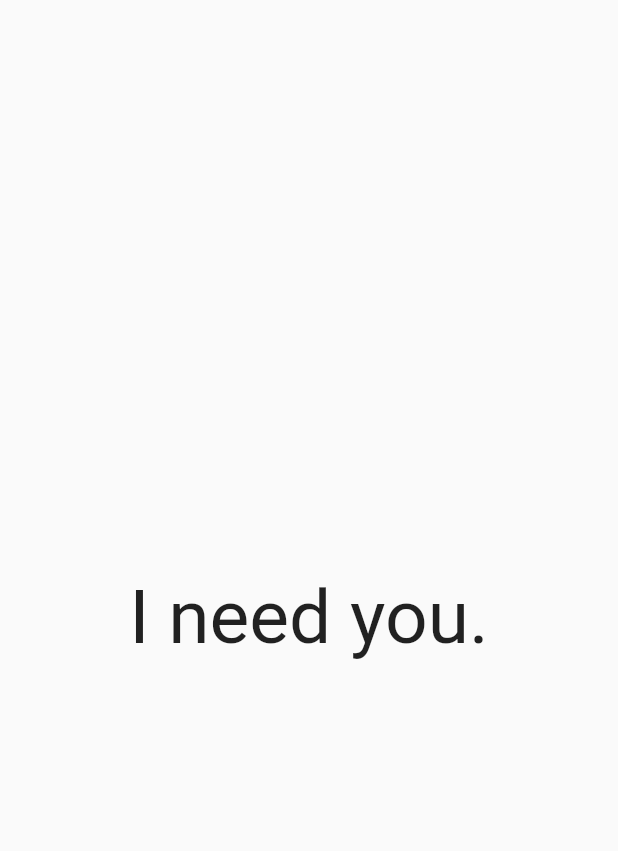
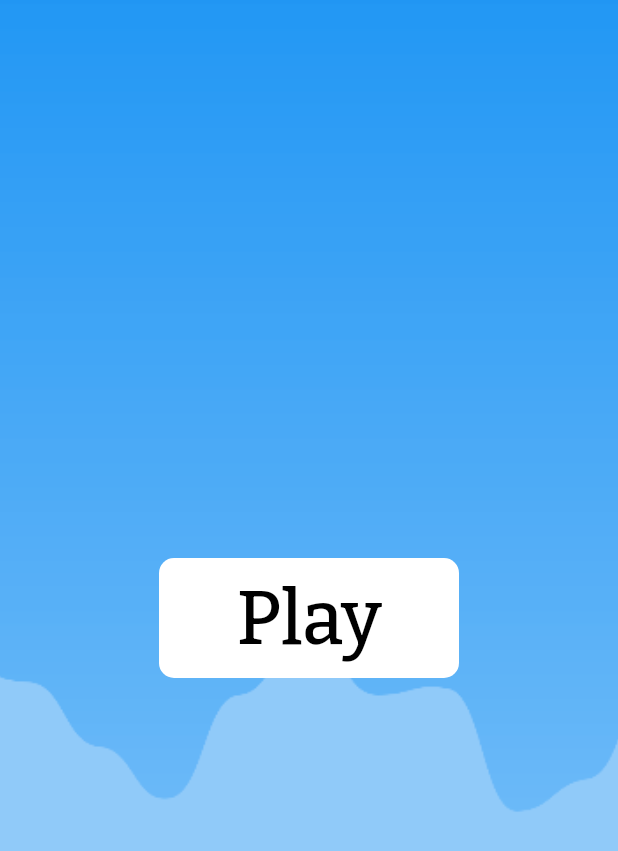
Before and after one commit to RioRocker97/CN312_BrainGame, a Flutter app: the screen it shows after launch, on a phone screen of 412 x 824 dp. Shown: the top 851 px of the screen. Run offline on Flutter 3.47's test engine with Material 2 defaults, Android fonts, the phone set to English and light mode, and no system bars; our stand-ins replace google_fonts.

Commit message:
Ongoing 1

```diff
--- a/lib/main.dart
+++ b/lib/main.dart
@@ -1,7 +1,8 @@
 import 'package:flutter/material.dart';
 import 'package:brain_response_6010613518/page/MainPage.dart';
 
-void main() => runApp( MaterialApp(home: MyApp()));
+void main() => runApp(
+    MaterialApp(home: MyApp()));
 
 class MyApp extends StatelessWidget{
   @override
--- a/lib/page/MainPage.dart
+++ b/lib/page/MainPage.dart
@@ -1,6 +1,7 @@
+import 'package:brain_response_6010613518/widget/myWidget.dart';
 import 'package:flutter/cupertino.dart';
 import 'package:flutter/material.dart';
-
+import 'package:brain_response_6010613518/backend/routing.dart';
 class MainPage extends StatefulWidget{
   @override
   State<StatefulWidget> createState() {
@@ -11,10 +12,18 @@ class MainPage extends StatefulWidget{
 class MainPageState extends State<MainPage>{
   @override
   Widget build(BuildContext context) {
-    // TODO: implement build
+    double w = MediaQuery.of(context).size.width;
+    double h = MediaQuery.of(context).size.height;
     return Scaffold(
       body: Center(
-        child: Text("I need you.",style: TextStyle(fontSize: 50.0),),
+        child: myContainer(
+          path: "public/TestBG.png",
+          myWidget: myButton(word: "Play",func :(){
+            setState(() {
+              mainRoute(context);
+            });
+          },wordCol: Colors.black,butCol: Colors.white,minWideBut: 200.0,),
+        )
       ),
     );
   }
--- /dev/null
+++ b/lib/widget/myWidget.dart
@@ -0,0 +1,73 @@
+
+import 'package:flutter/cupertino.dart';
+import 'package:flutter/material.dart';
+import 'package:google_fonts/google_fonts.dart';
+class myButton extends StatelessWidget{
+  myButton({this.word,this.func,this.wordCol,this.butCol,this.minWideBut});
+  String word;
+  Function func;
+  Color wordCol;
+  Color butCol;
+  double minWideBut;
+  @override
+  Widget build(BuildContext context) {
+    // TODO: implement build
+    return ButtonBar(
+      children: <Widget>[
+        FlatButton(
+          child: Text(word,style: GoogleFonts.bitter(textStyle: TextStyle(
+            color: wordCol,
+            fontSize: 50.0
+          )),),
+          onPressed: func,
+          color: butCol,
+          shape: RoundedRectangleBorder(borderRadius: BorderRadius.circular(10.0)),
+        )
+      ],
+      buttonHeight: 80.0,
+      buttonMinWidth: minWideBut,
+      alignment: MainAxisAlignment.center,
+    );
+  }
+}
+class myContainer extends StatelessWidget{
+  myContainer({this.path,this.myWidget});
+  String path;
+  Widget myWidget;
+  @override
+  Widget build(BuildContext context) {
+    double w = MediaQuery.of(context).size.width;
+    double h = MediaQuery.of(context).size.height;
+    return Container(
+      width: w,
+      height: h,
+      child: myWidget,
+      decoration: BoxDecoration(
+        image: DecorationImage(
+          image: AssetImage(path),
+          fit: BoxFit.cover
+        )
+      ),
+    );
+  }
+}
+class myTextQuickSand extends StatelessWidget{
+  myTextQuickSand({this.word,this.col,this.size});
+  String word;
+  Color col;
+  double size;
+
+  @override
+  Widget build(BuildContext context) {
+    // TODO: implement build
+    return Text(
+      word,
+      style: GoogleFonts.quicksand(
+        textStyle: TextStyle(
+          fontSize: size,
+          color: col,
+        )
+      ),
+    );
+  }
+}
--- a/pubspec.yaml
+++ b/pubspec.yaml
@@ -19,6 +19,7 @@ environment:
 dependencies:
   flutter:
     sdk: flutter
+  google_fonts: ^1.0.0
 
   # The following adds the Cupertino Icons font to your application.
   # Use with the CupertinoIcons class for iOS style icons.
@@ -39,7 +40,8 @@ flutter:
   # included with your application, so that you can use the icons in
   # the material Icons class.
   uses-material-design: true
-
+  assets:
+    - public/
   # To add assets to your application, add an assets section, like this:
   # assets:
   #  - images/a_dot_burr.jpeg
```
Also changed, not shown: lib/backend/brain.dart (added, +103 -0 lines), lib/backend/routing.dart (added, +24 -0 lines), lib/page/GamePage.dart (added, +35 -0 lines), lib/page/SelectPage.dart (added, +50 -0 lines), public/TestBG.png (added), pubspec.lock.
